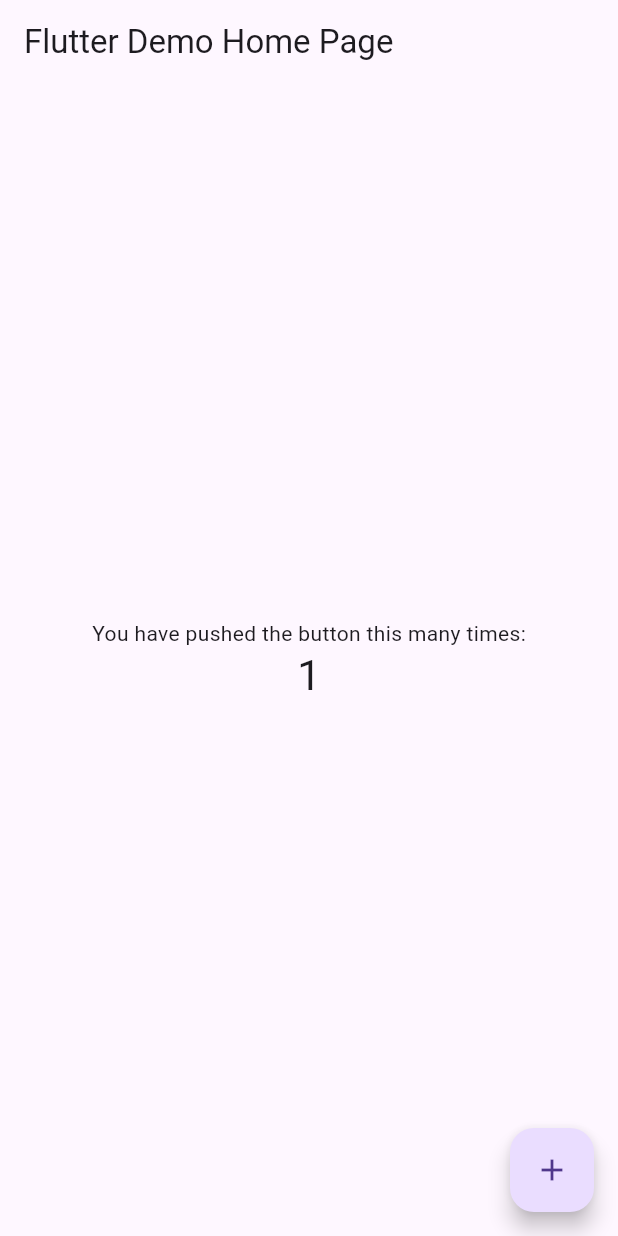
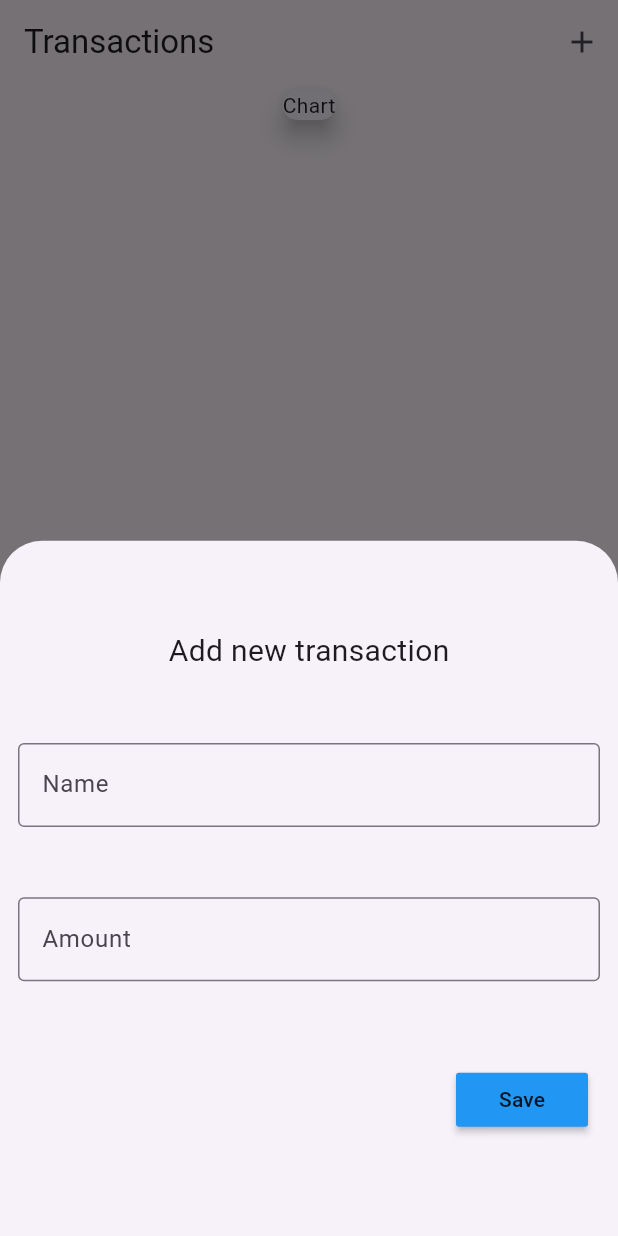
Before and after one commit to Bhaliten/flutter_practice, a Flutter app: the MyHomePage screen opened directly, after a tap on the "add" icon, on a phone screen of 412 x 824 dp. Run offline on Flutter 3.47's test engine with Material 2 defaults, Android fonts, the phone set to English and light mode, and no system bars.

Commit message:
udemy course transaction init alpha

```diff
--- a/lib/main.dart
+++ b/lib/main.dart
@@ -1,4 +1,8 @@
 import 'package:flutter/material.dart';
+import 'package:flutter_practice/objects/transaction.dart';
+import 'package:flutter_practice/widgets/chart.dart';
+import 'package:flutter_practice/widgets/new_transaction.dart';
+import 'package:flutter_practice/widgets/transaction_element.dart';
 
 void main() {
   runApp(const MyApp());
@@ -15,7 +19,7 @@ class MyApp extends StatelessWidget {
         useMaterial3: true,
         primarySwatch: Colors.blue,
       ),
-      home: const MyHomePage(title: 'Flutter Demo Home Page'),
+      home: const MyHomePage(title: 'Transactions'),
     );
   }
 }
@@ -30,12 +34,27 @@ class MyHomePage extends StatefulWidget {
 }
 
 class _MyHomePageState extends State<MyHomePage> {
-  int _counter = 0;
+  final List<Transaction> _transactions = List.empty(growable: true);
 
-  void _incrementCounter() {
+  void _addNewTransaction(Transaction transaction) {
     setState(() {
-      _counter++;
+      _transactions.add(transaction);
     });
+  }
+
+  void _openNewTransaction(BuildContext context) {
+    showModalBottomSheet(
+      context: context,
+      builder: (BuildContext builderContext) {
+        return Container(
+          child: NewTransaction(
+            addNewTransaction: _addNewTransaction,
+          ),
+        );
+      },
+    );
+    // setState(() {
+    // });
   }
 
   @override
@@ -43,23 +62,29 @@ class _MyHomePageState extends State<MyHomePage> {
     return Scaffold(
       appBar: AppBar(
         title: Text(widget.title),
+        actions: [
+          IconButton(
+            onPressed: () {
+              _openNewTransaction(context);
+            },
+            icon: Icon(Icons.add),
+          )
+        ],
       ),
       body: Center(
         child: Column(
-          mainAxisAlignment: MainAxisAlignment.center,
+          // mainAxisAlignment: MainAxisAlignment.center,
           children: <Widget>[
-            const Text(
-              'You have pushed the button this many times:',
-            ),
-            Text(
-              '$_counter',
-              style: Theme.of(context).textTheme.headline4,
-            ),
+            Chart(),
+            ..._transactions.map(
+                (transaction) => TransactionElement(transaction: transaction))
           ],
         ),
       ),
       floatingActionButton: FloatingActionButton(
-        onPressed: _incrementCounter,
+        onPressed: () {
+          _openNewTransaction(context);
+        },
         tooltip: 'Increment',
         child: const Icon(Icons.add),
       ),
--- /dev/null
+++ b/lib/objects/transaction.dart
@@ -0,0 +1,9 @@
+class Transaction {
+  late String name;
+  late DateTime time;
+  late double amount;
+
+
+  Transaction({required this.name, required this.time, required this.amount});
+
+}
--- /dev/null
+++ b/lib/widgets/chart.dart
@@ -0,0 +1,13 @@
+import 'package:flutter/material.dart';
+
+class Chart extends StatelessWidget {
+  const Chart({Key? key}) : super(key: key);
+
+  @override
+  Widget build(BuildContext context) {
+    return const Card(
+      elevation: 6,
+      child: Text('Chart'),
+    );
+  }
+}
--- /dev/null
+++ b/lib/widgets/new_transaction.dart
@@ -0,0 +1,90 @@
+import 'package:flutter/material.dart';
+import 'package:flutter_practice/objects/transaction.dart';
+
+class NewTransaction extends StatefulWidget {
+  final Function addNewTransaction;
+
+  const NewTransaction({Key? key, required this.addNewTransaction})
+      : super(key: key);
+
+  @override
+  State<NewTransaction> createState() => _NewTransactionState();
+}
+
+class _NewTransactionState extends State<NewTransaction> {
+  final _formKey = GlobalKey<FormState>();
+
+  final nameController = TextEditingController();
+  final amountController = TextEditingController();
+
+  @override
+  Widget build(BuildContext context) {
+    return Container(
+      padding: EdgeInsets.all(12),
+      child: Form(
+        key: _formKey,
+        child: Column(
+          mainAxisAlignment: MainAxisAlignment.spaceEvenly,
+          children: [
+            Text(
+              'Add new transaction',
+              style: TextStyle(
+                fontSize: 20,
+              ),
+            ),
+            TextFormField(
+              controller: nameController,
+              decoration: InputDecoration(
+                hintText: 'Name',
+                border: OutlineInputBorder(),
+              ),
+              validator: (text) {
+                if (text == null || text.isEmpty) return 'Enter a valid name!';
+                return null;
+              },
+            ),
+            TextFormField(
+              controller: amountController,
+              decoration: InputDecoration(
+                hintText: 'Amount',
+                border: OutlineInputBorder(),
+              ),
+              keyboardType: TextInputType.numberWithOptions(
+                decimal: true,
+              ),
+              validator: (text) {
+                if (text == null || text.isEmpty)
+                  return 'Enter a valid amount!';
+                return null;
+              },
+            ),
+            Container(
+              alignment: Alignment.bottomRight,
+              margin: EdgeInsets.all(8),
+              child: MaterialButton(
+                color: Colors.blue,
+                onPressed: () {
+                  if (_formKey.currentState!.validate()) {
+                    ScaffoldMessenger.of(context).showSnackBar(
+                      SnackBar(
+                        content: Text('Process data!'),
+                      ),
+                    );
+                    var t = Transaction(
+                      name: nameController.text,
+                      time: DateTime.now(),
+                      amount: double.parse(amountController.text),
+                    );
+                    widget.addNewTransaction(t);
+                    Navigator.pop(context);
+                  }
+                },
+                child: Text('Save'),
+              ),
+            )
+          ],
+        ),
+      ),
+    );
+  }
+}
--- /dev/null
+++ b/lib/widgets/transaction_element.dart
@@ -0,0 +1,36 @@
+import 'package:flutter/material.dart';
+import 'package:flutter_practice/objects/transaction.dart';
+
+class TransactionElement extends StatelessWidget {
+  final Transaction transaction;
+
+  const TransactionElement({
+    Key? key,
+    required this.transaction,
+  }) : super(key: key);
+
+  @override
+  Widget build(BuildContext context) {
+    return Card(
+      child: Row(
+        children: [
+          Column(
+            children: [
+              Text(
+                transaction.amount.toString(),
+              ),
+            ],
+          ),
+          Column(
+            children: [
+              Text(transaction.name),
+              Text(
+                transaction.time.toString(),
+              ),
+            ],
+          ),
+        ],
+      ),
+    );
+  }
+}
```
